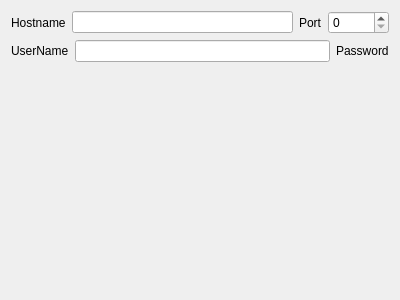
QQxiaoming/quardCRT, file src/sessionoptions/sessionoptionsssh2properties.ui: the form before one commit.
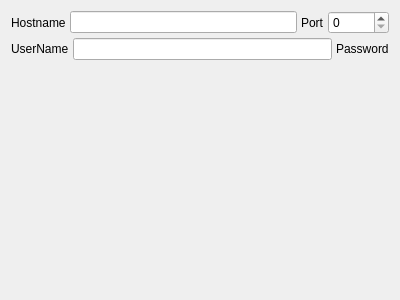
The form after the commit.

What changed in the file:
```diff
--- a/src/sessionoptions/sessionoptionsssh2properties.ui
+++ b/src/sessionoptions/sessionoptionsssh2properties.ui
@@ -11,8 +11,14 @@
    </rect>
   </property>
   <layout class="QVBoxLayout" name="verticalLayout">
+   <property name="spacing">
+    <number>4</number>
+   </property>
    <item>
     <layout class="QHBoxLayout" name="horizontalLayout">
+     <property name="spacing">
+      <number>4</number>
+     </property>
      <item>
       <widget class="QLabel" name="label">
        <property name="sizePolicy">
@@ -53,6 +59,9 @@
    </item>
    <item>
     <layout class="QHBoxLayout" name="horizontalLayoutPassword">
+     <property name="spacing">
+      <number>4</number>
+     </property>
      <item>
       <widget class="QLabel" name="label_3">
        <property name="sizePolicy">
```
